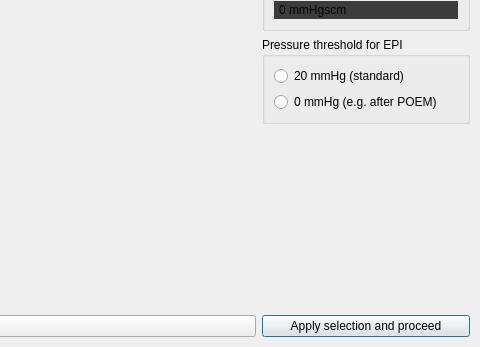
Qt form 3drekonstruktionspeiseroehre/ui-files/dci_selection_window_design.ui (ds-lab/EsophagusVisualization) before a commit; both pictures show x 455 to 935 and y 306 to 653 of the 935 by 653 pixel window.
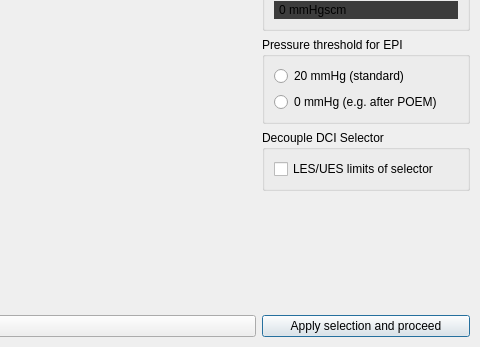
The same form after that commit.

Commit message: added possibility to decouple selector and fixed sensor index

Patch:
```diff
--- a/3drekonstruktionspeiseroehre/ui-files/dci_selection_window_design.ui
+++ b/3drekonstruktionspeiseroehre/ui-files/dci_selection_window_design.ui
@@ -217,6 +217,22 @@
         </layout>
       </widget>
     </item>
+    <item row="6" column="1">
+      <widget class="QGroupBox" name="decoupleSelector">
+        <property name="title">
+          <string>Decouple DCI Selector</string>
+        </property>
+        <layout class="QVBoxLayout" name="verticalLayout">
+          <item>
+            <widget class="QCheckBox" name="checkBoxDecouple">
+              <property name="text">
+                <string>LES/UES limits of selector</string>
+              </property>
+            </widget>
+          </item>
+        </layout>
+      </widget>
+    </item>
   
      </layout>
     </item>
```
The commit also changes 1 other file.
